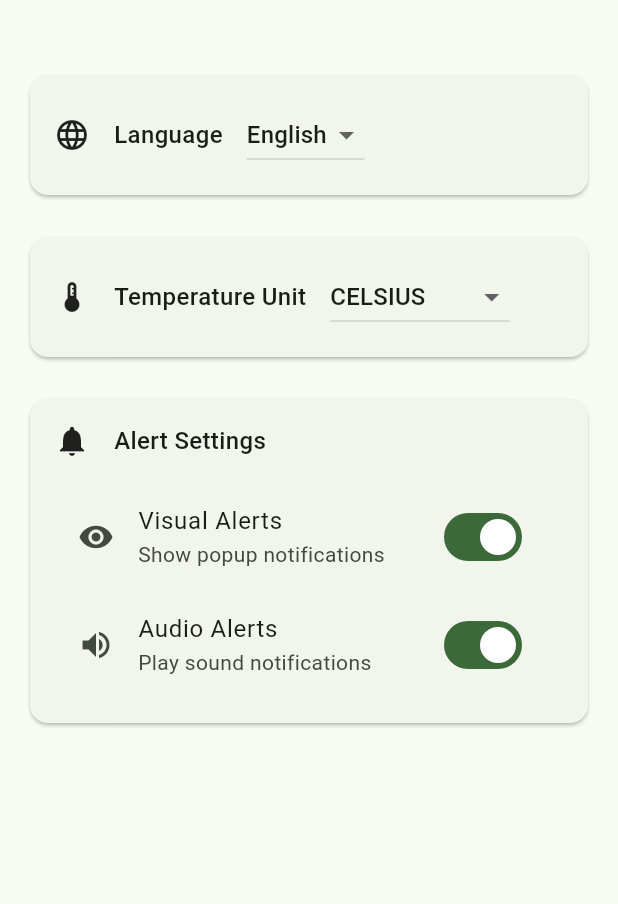
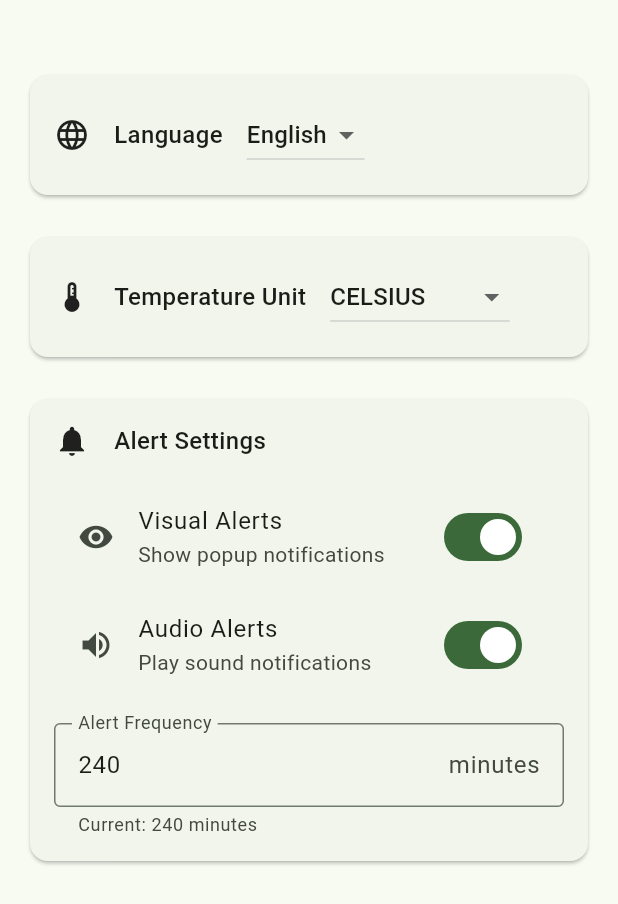
Before and after one commit to devmad001/flutter_IOT, a Flutter app: the SetupPage widget shown alone on an empty page, opened directly with empty values, on a phone screen of 412 x 824 dp. Shown: the top 904 px of the screen. Run offline on Flutter 3.47's test engine with Material 3 defaults, Android fonts, the phone set to English and light mode, and no system bars; our stand-ins replace audioplayers, data_table_2, fl_chart, flutter_dotenv, flutter_local_notifications, flutter_secure_storage and 8 more; missing offline and left inert: flutter_file_dialog; accounts and stored records are empty; generated files the repository leaves out were written again; network calls fail.

Commit message:
Update dependencies and enhance alert functionality
- Added 'printing' package to pubspec.yaml for PDF generation and printing capabilities.
- Updated AllergyService to improve error handling and logging during API requests.
- Enhanced SetupPage to include an alert frequency input field, allowing users to customize alert intervals.
- Modified SidebarLayout to utilize the user-defined alert frequency for temperature alerts.
- Improved localization support by adding new strings for alert frequency in app_en.arb.
- Updated various files to ensure proper integration of new features and maintain code quality.

```diff
--- a/lib/l10n/app_en.arb
+++ b/lib/l10n/app_en.arb
@@ -375,5 +375,9 @@
     "checklistCompletedSuccessfully": "Checklist completed successfully",
     "@checklistCompletedSuccessfully": {
         "description": "Message shown when checklist is completed"
+    },
+    "alertFrequency": "Alert Frequency",
+    "@alertFrequency": {
+        "description": "Label for alert frequency input field"
     }
 }
--- a/lib/setup.dart
+++ b/lib/setup.dart
@@ -19,6 +19,8 @@ class SetupPage extends StatefulWidget {
 class _SetupPageState extends State<SetupPage> {
   bool _visualAlerts = true;
   bool _audioAlerts = true;
+  final TextEditingController _alertFrequencyController =
+      TextEditingController();
 
   @override
   void initState() {
@@ -26,11 +28,19 @@ class _SetupPageState extends State<SetupPage> {
     _loadAlertPreferences();
   }
 
+  @override
+  void dispose() {
+    _alertFrequencyController.dispose();
+    super.dispose();
+  }
+
   Future<void> _loadAlertPreferences() async {
     final prefs = await SharedPreferences.getInstance();
     setState(() {
       _visualAlerts = prefs.getBool('visualAlerts') ?? true;
       _audioAlerts = prefs.getBool('audioAlerts') ?? true;
+      _alertFrequencyController.text =
+          (prefs.getInt('alertFrequencyMinutes') ?? 240).toString();
     });
   }
 
@@ -38,6 +48,10 @@ class _SetupPageState extends State<SetupPage> {
     final prefs = await SharedPreferences.getInstance();
     await prefs.setBool('visualAlerts', _visualAlerts);
     await prefs.setBool('audioAlerts', _audioAlerts);
+    final frequency = int.tryParse(_alertFrequencyController.text);
+    if (frequency != null && frequency > 0) {
+      await prefs.setInt('alertFrequencyMinutes', frequency);
+    }
   }
 
   @override
@@ -146,6 +160,42 @@ class _SetupPageState extends State<SetupPage> {
                     },
                     secondary: const Icon(Icons.volume_up),
                   ),
+                  const SizedBox(height: 16),
+                  Row(
+                    children: [
+                      Expanded(
+                        child: TextFormField(
+                          controller: _alertFrequencyController,
+                          decoration: InputDecoration(
+                            labelText: l10n.alertFrequency,
+                            suffixText: 'minutes',
+                            border: const OutlineInputBorder(),
+                            helperText:
+                                'Current: ${_alertFrequencyController.text} minutes',
+                          ),
+                          keyboardType: TextInputType.number,
+                          onChanged: (value) {
+                            if (value.isNotEmpty) {
+                              final frequency = int.tryParse(value);
+                              if (frequency != null && frequency > 0) {
+                                _saveAlertPreferences();
+                              }
+                            }
+                          },
+                          validator: (value) {
+                            if (value == null || value.isEmpty) {
+                              return 'Please enter a value';
+                            }
+                            final frequency = int.tryParse(value);
+                            if (frequency == null || frequency <= 0) {
+                              return 'Please enter a valid positive number';
+                            }
+                            return null;
+                          },
+                        ),
+                      ),
+                    ],
+                  ),
                 ],
               ),
             ),
--- a/lib/sidebar_layout.dart
+++ b/lib/sidebar_layout.dart
@@ -93,7 +93,7 @@ class _SidebarLayoutState extends State<SidebarLayout> {
             final tempValue = double.parse(temperature);
             if (tempValue < minTemp || tempValue > maxTemp) {
               if (alert) {
-                _showTemperatureAlert(deviceId);
+                _showTemperatureAlert(deviceId, alert);
               }
             }
           } catch (e) {
@@ -104,7 +104,7 @@ class _SidebarLayoutState extends State<SidebarLayout> {
     });
   }
 
-  void _showTemperatureAlert(String deviceId) async {
+  void _showTemperatureAlert(String deviceId, String alert) async {
     // Check visual alerts preference
     final prefs = await SharedPreferences.getInstance();
     final visualAlertsEnabled = prefs.getBool('visualAlerts') ?? true;
@@ -112,18 +112,21 @@ class _SidebarLayoutState extends State<SidebarLayout> {
     if (!_audioAlerts) return;
     if (!visualAlertsEnabled) return;
 
-    print('Audio alert played successfully');
     // Check when the last alert was shown for this device
     final lastAlertTimeKey = 'lastAlertTime_$deviceId';
     final lastAlertTime = prefs.getInt(lastAlertTimeKey) ?? 0;
     final currentTime = DateTime.now().millisecondsSinceEpoch;
 
-    // Calculate if 4 hours have passed (4 hours = 4 * 60 * 60 * 1000 milliseconds)
-    final fourHoursInMillis = 4 * 60 * 60 * 1000;
-    if (currentTime - lastAlertTime < fourHoursInMillis) {
+    // Get alert frequency from preferences (default 240 minutes = 4 hours)
+    final alertFrequencyMinutes = prefs.getInt('alertFrequencyMinutes') ?? 240;
+    final alertFrequencyMillis =
+        alertFrequencyMinutes * 60 * 1000; // Convert minutes to milliseconds
+
+    if (currentTime - lastAlertTime < alertFrequencyMillis) {
       // Not enough time has passed since the last alert
       return;
     }
+    print('Audio alert played successfully');
     await _audioPlayer.setSource(AssetSource('alert.mp3'));
     await _audioPlayer.play(AssetSource('alert.mp3'));
     // Save the current time as the last alert time for this device
--- a/pubspec.yaml
+++ b/pubspec.yaml
@@ -52,6 +52,7 @@ dependencies:
   flutter_local_notifications: ^18.0.1
   flutter_file_dialog: ^3.0.2
   audioplayers: ^5.2.1
+  printing: ^5.12.0
   flutter_localizations:
     sdk: flutter
 
```
Also changed, not shown: lib/allergy_service.dart (+20 -8 lines), lib/opening_checklist.dart (+20 -1 lines), lib/report_page.dart (+14 -10 lines), lib/services/pdf_service.dart (+43 -46 lines), pubspec.lock, 5 other files.
